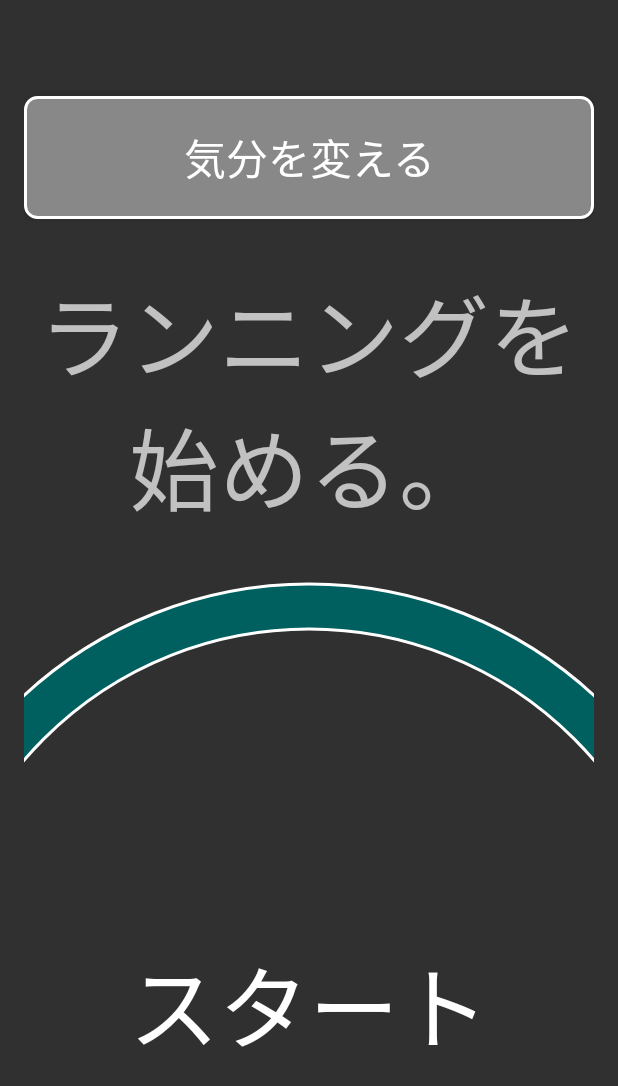
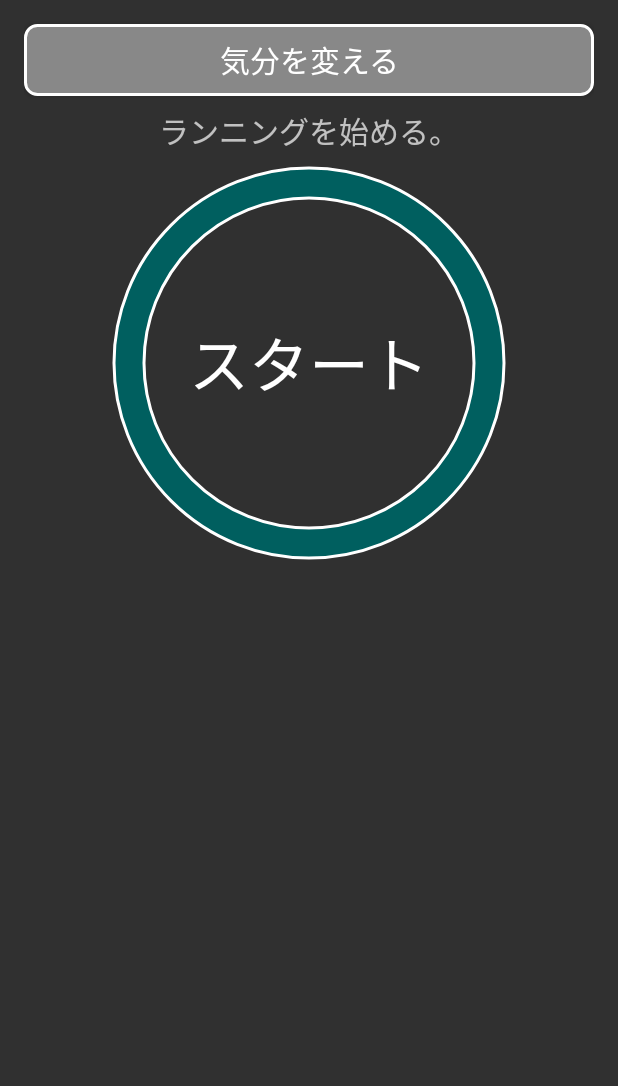
Before and after one commit to takumibv/RunMusic, an Android app: the MainActivity screen opened directly, with no data from a screen before it, on a phone screen of 412 x 824 dp. Shown: the top 1086 px of the screen. Run offline under Robolectric (Android 15) with nearby library versions, the phone set to English and light mode, and no system bars.

Commit message:
content_main修正

```diff
--- a/app/src/main/res/drawable/wave_content_style.xml
+++ b/app/src/main/res/drawable/wave_content_style.xml
@@ -1,8 +1,8 @@
 <?xml version="1.0" encoding="utf-8"?>
 <shape xmlns:android="http://schemas.android.com/apk/res/android"
     android:shape="ring"
-    android:innerRadius="250dp"
-    android:thickness="30dp"
+    android:innerRadius="110dp"
+    android:thickness="20dp"
     android:useLevel="false">
     <solid android:color="#005f5f"/>
     <!--<corners android:radius="8dp"/>-->
--- a/app/src/main/res/layout/content_main.xml
+++ b/app/src/main/res/layout/content_main.xml
@@ -28,7 +28,7 @@
             android:layout_marginBottom="@dimen/activity_vertical_margin"
             android:padding="@dimen/feel_field_padding"
             android:text="@string/change_feel"
-            android:textSize="28dp"
+            android:textSize="20dp"
             android:background="@drawable/feel_button_style"
             android:onClick="onClickChangeFeelButton"/>
 
@@ -56,7 +56,7 @@
             android:layout_marginBottom="@dimen/activity_vertical_margin"
             android:text="@string/start_run"
             android:textAlignment="center"
-            android:textSize="60dp"/>
+            android:textSize="20dp"/>
 
     </LinearLayout>
 
@@ -68,17 +68,17 @@
 
         <Button
             android:id="@+id/start_button"
-            android:layout_width="564dp"
-            android:layout_height="564dp"
+            android:layout_width="264dp"
+            android:layout_height="264dp"
             android:text="@string/start"
             android:background="@drawable/wave_content_style"
-            android:textSize="60dp"
+            android:textSize="40dp"
             android:onClick="onClickStartButton" />
 
         <jp.ac.titech.itpro.sdl.runmusic.view.GraphView
             android:id="@+id/graph_view"
-            android:layout_width="564dp"
-            android:layout_height="564dp"
+            android:layout_width="264dp"
+            android:layout_height="264dp"
             android:layout_weight="1"
             android:background="@drawable/wave_content_style"
             android:visibility="gone"
@@ -86,8 +86,8 @@
 
         <Button
             android:id="@+id/pause_button"
-            android:layout_width="564dp"
-            android:layout_height="564dp"
+            android:layout_width="264dp"
+            android:layout_height="264dp"
             android:text="一時停止中"
             android:background="@drawable/wave_content_style"
             android:textSize="60dp"
--- a/app/src/main/res/values/dimens.xml
+++ b/app/src/main/res/values/dimens.xml
@@ -1,8 +1,8 @@
 <resources>
     <!-- Default screen margins, per the Android Design guidelines. -->
     <dimen name="activity_horizontal_margin">16dp</dimen>
-    <dimen name="activity_vertical_margin">32dp</dimen>
-    <dimen name="feel_field_padding">20dp</dimen>
+    <dimen name="activity_vertical_margin">8dp</dimen>
+    <dimen name="feel_field_padding">4dp</dimen>
     <dimen name="nav_header_vertical_spacing">16dp</dimen>
     <dimen name="nav_header_height">160dp</dimen>
     <dimen name="fab_margin">16dp</dimen>
```
